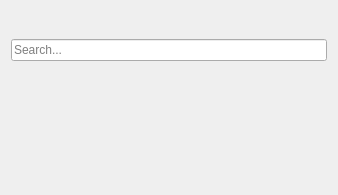
Qt form code/MiamUniqueLibrary/uniquelibrary.ui (MBach/Miam-Player) before a commit.
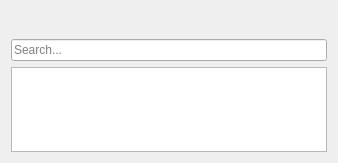
The same form after that commit. Icons and pictures are not drawn. Custom widgets are drawn as their Qt base class.

Commit message: Unique Library

```diff
--- a/code/MiamUniqueLibrary/uniquelibrary.ui
+++ b/code/MiamUniqueLibrary/uniquelibrary.ui
@@ -6,8 +6,8 @@
    <rect>
     <x>0</x>
     <y>0</y>
-    <width>320</width>
-    <height>195</height>
+    <width>298</width>
+    <height>163</height>
    </rect>
   </property>
   <property name="windowTitle">
@@ -182,26 +182,10 @@
     </widget>
    </item>
    <item>
-    <widget class="QScrollArea" name="scrollArea">
-     <property name="frameShape">
-      <enum>QFrame::NoFrame</enum>
-     </property>
-     <property name="horizontalScrollBarPolicy">
-      <enum>Qt::ScrollBarAlwaysOff</enum>
-     </property>
-     <property name="widgetResizable">
-      <bool>true</bool>
-     </property>
-     <widget class="QWidget" name="scrollAreaWidgetContents">
-      <property name="geometry">
-       <rect>
-        <x>0</x>
-        <y>0</y>
-        <width>296</width>
-        <height>97</height>
-       </rect>
-      </property>
-     </widget>
+    <widget class="QTableView" name="library">
+     <attribute name="verticalHeaderVisible">
+      <bool>false</bool>
+     </attribute>
     </widget>
    </item>
   </layout>
```
Left out of the diff: 46 changed lines with no effect on the pictures. The commit also changes 15 other files.
